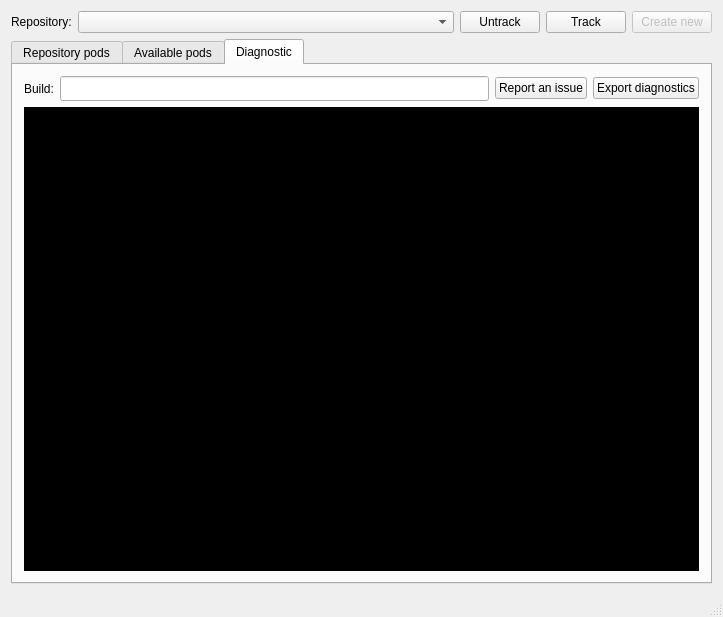
Old version of the form qt-pods-gui/mainwindow.ui in the repository qt-pods/qt-pods.
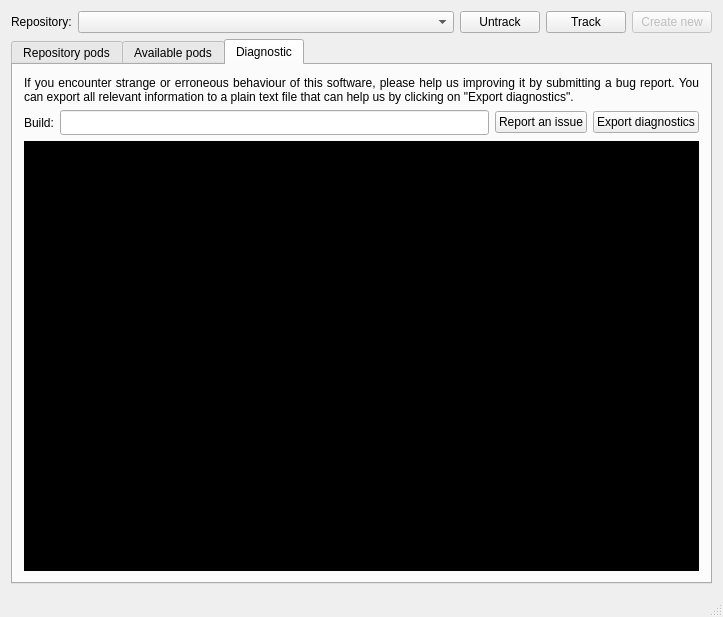
New version of the form. The open tabs and pages were chosen to show the change. Icons and pictures are not drawn.

Commit message: Added diagnostics instructions and tooltips.

What changed in the file:
```diff
--- a/qt-pods-gui/mainwindow.ui
+++ b/qt-pods-gui/mainwindow.ui
@@ -586,6 +586,19 @@
         <string>Diagnostic</string>
        </attribute>
        <layout class="QVBoxLayout" name="verticalLayout_4">
+        <item>
+         <widget class="QLabel" name="label_4">
+          <property name="text">
+           <string>If you encounter strange or erroneous behaviour of this software, please help us improving it by submitting a bug report. You can export all relevant information to a plain text file that can help us by clicking on &quot;Export diagnostics&quot;.</string>
+          </property>
+          <property name="alignment">
+           <set>Qt::AlignJustify|Qt::AlignVCenter</set>
+          </property>
+          <property name="wordWrap">
+           <bool>true</bool>
+          </property>
+         </widget>
+        </item>
         <item>
          <layout class="QHBoxLayout" name="horizontalLayout_5">
           <item>
```
Left out of the diff: 27 changed lines with no effect on the pictures. The commit also changes 1 other file.
